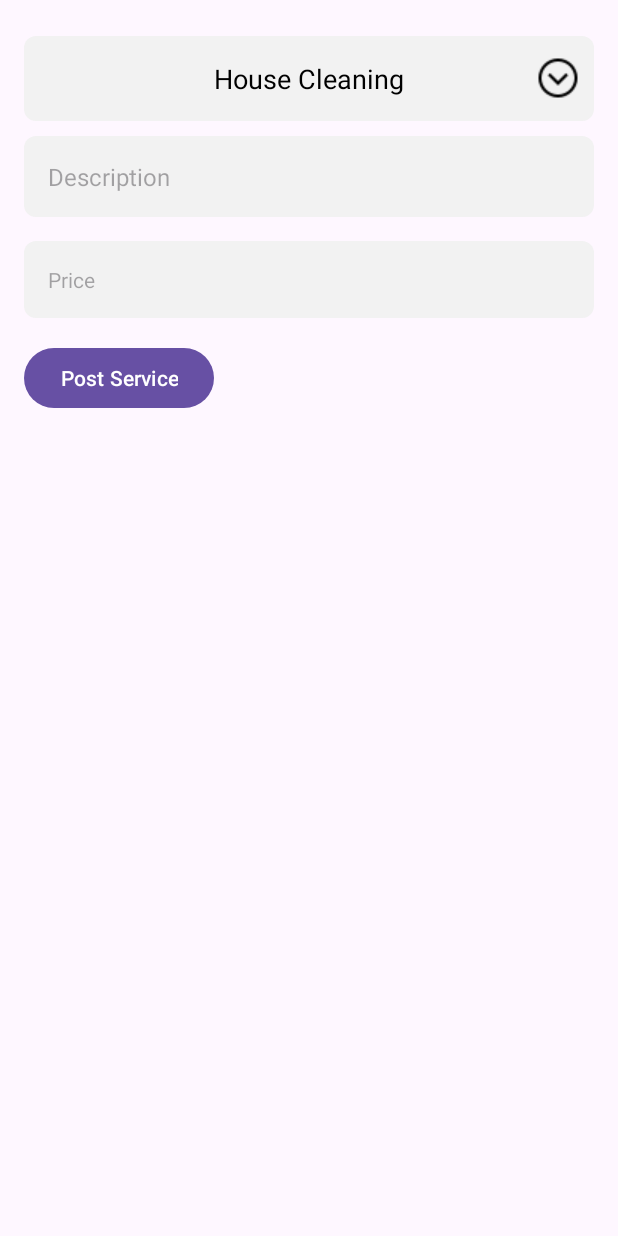
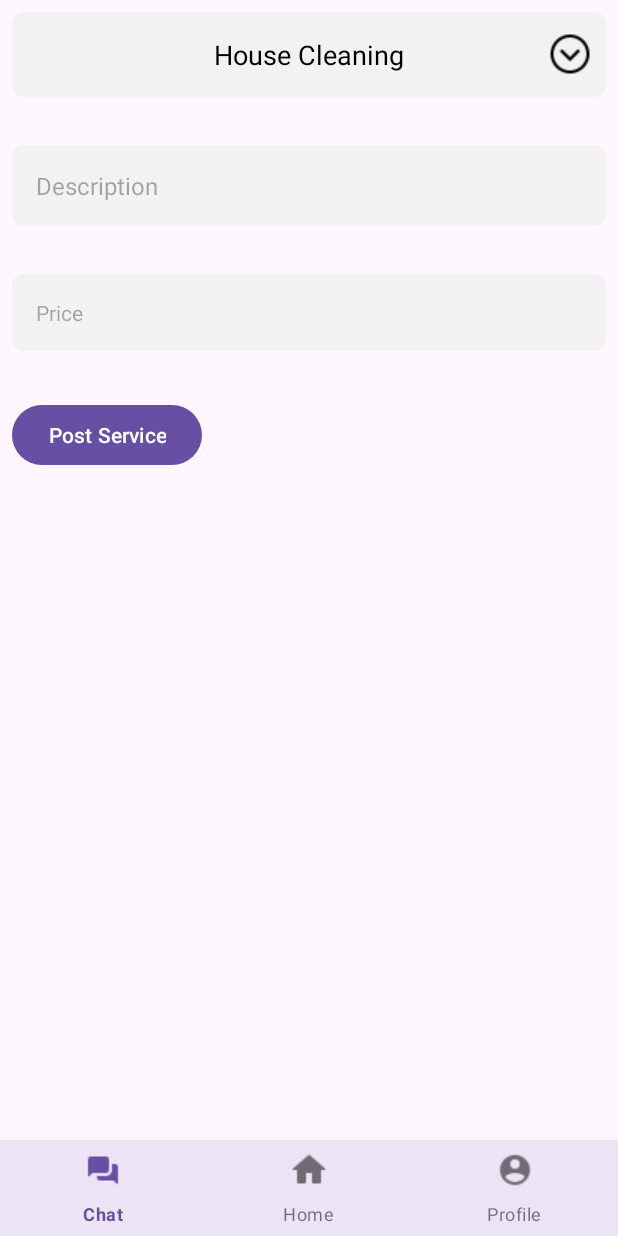
Before and after one commit to sulaiman-muhammad/RentAHelp, an Android app: the screen it shows after launch once a user with an empty profile is signed in (ServicePostingActivity before the commit, PostServiceActivity after it), after a tap on "POST", on a phone screen of 412 x 824 dp. Run offline under Robolectric (Android 15) with nearby library versions, the light colour scheme and no system bars; our stand-ins replace Firebase (no records; nobody signed in at launch, a user with empty details on screens opened directly).

Commit message:
Combined everyone's components, Added logic for user creation and Added navigation for all activities

```diff
--- a/app/src/main/AndroidManifest.xml
+++ b/app/src/main/AndroidManifest.xml
@@ -28,7 +28,6 @@
             android:exported="true">
             <intent-filter>
                 <action android:name="android.intent.action.MAIN" />
-
                 <category android:name="android.intent.category.LAUNCHER" />
             </intent-filter>
         </activity>
@@ -36,10 +35,7 @@
             android:name=".MainActivity"
             android:exported="false" />
         <activity
-            android:name=".ServiceBrowsingActivity"
-            android:exported="false" />
-        <activity
-            android:name=".ServicePostingActivity"
+            android:name=".PostServiceActivity"
             android:exported="false" />
     </application>
 
--- a/app/src/main/java/com/example/rentahelp/AccountActivity.java
+++ b/app/src/main/java/com/example/rentahelp/AccountActivity.java
@@ -9,8 +9,7 @@ import android.util.Log;
 import com.google.android.material.bottomnavigation.BottomNavigationView;
 
 public class AccountActivity extends AppCompatActivity {
-
-    static String TAG = AccountActivity.class.getSimpleName();
+    private static final String TAG = AccountActivity.class.getSimpleName();
 
     @Override
     protected void onCreate(Bundle savedInstanceState) {
--- a/app/src/main/java/com/example/rentahelp/LoginActivity.java
+++ b/app/src/main/java/com/example/rentahelp/LoginActivity.java
@@ -19,8 +19,7 @@ import com.google.firebase.auth.FirebaseAuth;
 import com.google.firebase.auth.FirebaseUser;
 
 public class LoginActivity extends AppCompatActivity {
-
-    static String TAG = LoginActivity.class.getSimpleName();
+    private static final String TAG = LoginActivity.class.getSimpleName();
     private FirebaseAuth firebaseAuth;
     private SharedPreferences sharedPreferences;
 
@@ -62,7 +61,6 @@ public class LoginActivity extends AppCompatActivity {
                             Log.i(TAG, "Login successful.");
                             Toast.makeText(this, "Login successful." , Toast.LENGTH_SHORT).show();
                             Intent intent = new Intent(this, MainActivity.class);
-                            intent.putExtra("bLoginActivityCheck", true);
                             startActivity(intent);
                             finish();
                         } else {
@@ -88,7 +86,6 @@ public class LoginActivity extends AppCompatActivity {
         FirebaseUser currentUser = firebaseAuth.getCurrentUser();
         if (currentUser != null) {
             Intent intent = new Intent(this, MainActivity.class);
-            intent.putExtra("bLoginActivityCheck", true);
             startActivity(intent);
             finish();
         }
--- a/app/src/main/java/com/example/rentahelp/MainActivity.java
+++ b/app/src/main/java/com/example/rentahelp/MainActivity.java
@@ -5,17 +5,15 @@ import android.os.Bundle;
 import android.util.Log;
 import android.widget.Toast;
 
+import androidx.appcompat.app.AlertDialog;
 import androidx.appcompat.app.AppCompatActivity;
 
 import com.google.android.material.appbar.MaterialToolbar;
 import com.google.android.material.bottomnavigation.BottomNavigationView;
 import com.google.firebase.auth.FirebaseAuth;
-import com.google.firebase.auth.FirebaseUser;
 
 public class MainActivity extends AppCompatActivity {
-
-    static String TAG = MainActivity.class.getSimpleName();
-    private FirebaseAuth firebaseAuth;
+    private static final String TAG = MainActivity.class.getSimpleName();
 
     @Override
     protected void onCreate(Bundle savedInstanceState) {
@@ -24,7 +22,6 @@ public class MainActivity extends AppCompatActivity {
 
         MaterialToolbar topToolbar = findViewById(R.id.topToolbar);
         BottomNavigationView bottomNavView = findViewById(R.id.bottomNavView);
-        firebaseAuth = FirebaseAuth.getInstance();
 
         topToolbar.setNavigationContentDescription("LeftAlign");
         topToolbar.setOnMenuItemClickListener(item -> {
@@ -36,12 +33,16 @@ public class MainActivity extends AppCompatActivity {
                 return true;
             } else if (itemId == R.id.postItem) {
                 Log.d(TAG, "Post Selected");
-                Intent intent = new Intent(this, ServicePostingActivity.class);
+                Intent intent = new Intent(this, PostServiceActivity.class);
                 startActivity(intent);
                 return true;
             } else if (itemId == R.id.aboutItem) {
                 Log.d(TAG, "About Selected");
-                Toast.makeText(this, "Version 1.0, by Sulaiman, Rishabh, Anusha, Nandhini and Gowtham.", Toast.LENGTH_SHORT).show();
+                AlertDialog.Builder aboutDialog = new AlertDialog.Builder(this);
+                aboutDialog.setTitle("Authors")
+                        .setMessage("Version 1.0, by Sulaiman, Rishabh, Anusha, Nandhini and Gowtham.")
+                        .setPositiveButton("OK", (aboutDialogInterface, id) -> {})
+                        .show();
                 return true;
             } else if (itemId == R.id.notificationsItem) {
                 Log.d(TAG, "Notifications Selected");
@@ -63,29 +64,15 @@ public class MainActivity extends AppCompatActivity {
             int itemId = item.getItemId();
             if (itemId == R.id.chatItem) {
                 Log.d(TAG, "Chat Selected");
-                return true;
             } else if (itemId == R.id.homeItem) {
                 Log.d(TAG, "Home Selected");
-                return true;
             } else if (itemId == R.id.profileItem) {
                 Log.d(TAG, "Profile Selected");
                 Intent intent = new Intent(this, AccountActivity.class);
                 startActivity(intent);
-                return true;
-            } else {
-                return true;
             }
+            return true;
         });
     }
 
-    @Override
-    protected void onStart() {
-        super.onStart();
-        if (getIntent().getBooleanExtra("bLoginActivityCheck", false)) {
-            FirebaseUser currentUser = firebaseAuth.getCurrentUser();
-            if (currentUser != null) {
-                Toast.makeText(this, "Logged in as " + currentUser.getEmail(), Toast.LENGTH_SHORT).show();
-            }
-        }
-    }
 }
--- a/app/src/main/java/com/example/rentahelp/ServicePostingActivity.java
+++ b/app/src/main/java/com/example/rentahelp/PostServiceActivity.java
@@ -11,13 +11,12 @@ import android.widget.Spinner;
 
 import androidx.appcompat.app.AppCompatActivity;
 
-import com.google.firebase.FirebaseApp;
 import com.google.firebase.database.DatabaseReference;
 import com.google.firebase.database.FirebaseDatabase;
 
-public class ServicePostingActivity extends AppCompatActivity {
+public class PostServiceActivity extends AppCompatActivity {
 
-    static String TAG = ServicePostingActivity.class.getName();
+    private static final String TAG = PostServiceActivity.class.getName();
     private String title;
 
     @Override
@@ -34,8 +33,6 @@ public class ServicePostingActivity extends AppCompatActivity {
                 R.layout.custom_spinner_item,
                 R.id.customSpinnerItemText,
                 getResources().getTextArray(R.array.title_options));
-        FirebaseApp.initializeApp(this);
-        FirebaseDatabase.getInstance().setPersistenceEnabled(true);
 
         titleSpinner.setAdapter(adapter);
         titleSpinner.setOnItemSelectedListener(new AdapterView.OnItemSelectedListener() {
--- a/app/src/main/java/com/example/rentahelp/ServiceAdapter.java
+++ b/app/src/main/java/com/example/rentahelp/ServiceAdapter.java
@@ -10,7 +10,7 @@ import androidx.recyclerview.widget.RecyclerView;
 import java.util.List;
 
 public class ServiceAdapter extends RecyclerView.Adapter<ServiceAdapter.ServiceViewHolder> {
-    private List<Service> serviceList;
+    private final List<Service> serviceList;
 
     public ServiceAdapter(List<Service> serviceList) {
         this.serviceList = serviceList;
@@ -36,8 +36,7 @@ public class ServiceAdapter extends RecyclerView.Adapter<ServiceAdapter.ServiceV
         return serviceList.size();
     }
 
-    // Inner ViewHolder class to hold references to the item views
-    public class ServiceViewHolder extends RecyclerView.ViewHolder {
+    public static class ServiceViewHolder extends RecyclerView.ViewHolder {
         public TextView titleTextView;
         public TextView descriptionTextView;
         public TextView priceTextView;
--- a/app/src/main/res/layout/activity_account.xml
+++ b/app/src/main/res/layout/activity_account.xml
@@ -113,17 +113,13 @@
         android:layout_width="match_parent"
         android:layout_height="0dp"
         android:layout_weight="1">
-        <!-- Add your content views here -->
     </FrameLayout>
 
     <com.google.android.material.bottomnavigation.BottomNavigationView
         android:id="@+id/bottomNavView"
         style="@style/Widget.MaterialComponents.BottomNavigationView"
         android:layout_width="match_parent"
-        android:layout_height="wrap_content"
+        android:layout_height="?attr/actionBarSize"
         app:menu="@menu/bottom_navigation_menu" />
 
-
 </LinearLayout>
-
-    <!--    android:background="@drawable/btn_style"-->
--- a/app/src/main/res/layout/activity_find_service.xml
+++ b/app/src/main/res/layout/activity_find_service.xml
@@ -59,7 +59,7 @@
     <androidx.recyclerview.widget.RecyclerView
         android:id="@+id/recyclerView"
         android:layout_width="match_parent"
-        android:layout_height="460dp"
+        android:layout_height="450dp"
         android:layout_marginStart="16dp"
         android:layout_marginEnd="16dp"
         android:layout_marginTop="8dp"/>
@@ -74,6 +74,7 @@
         android:id="@+id/bottomNavView"
         style="@style/Widget.MaterialComponents.BottomNavigationView"
         android:layout_width="match_parent"
-        android:layout_height="wrap_content"
+        android:layout_height="?attr/actionBarSize"
         app:menu="@menu/bottom_navigation_menu" />
+
 </LinearLayout>
--- a/app/src/main/res/layout/activity_service_posting.xml
+++ b/app/src/main/res/layout/activity_service_posting.xml
@@ -5,29 +5,33 @@
     android:layout_width="match_parent"
     android:layout_height="match_parent"
     android:orientation="vertical"
-    android:padding="16dp"
-    tools:context=".ServicePostingActivity">
+
+    tools:context=".PostServiceActivity">
 
     <Spinner
         android:id="@+id/titleSpinner"
         android:layout_width="match_parent"
         android:layout_height="wrap_content"
-        android:layout_marginTop="8dp"
-        android:layout_marginBottom="10dp"
-        android:spinnerMode="dropdown"
+        android:layout_margin="8dp"
         android:background="@drawable/custom_spinner_background"
+        android:dropDownWidth="match_parent"
         android:entries="@array/title_options"
-        android:dropDownWidth="match_parent"
+        android:layoutDirection="ltr"
+        android:minHeight="48dp"
         android:popupBackground="#FFFFFF"
         android:prompt="@string/choose_title"
-        android:layoutDirection="ltr"
-        android:layout_alignParentEnd="true" />
+        android:spinnerMode="dropdown" />
+
+    <Space
+        android:layout_width="match_parent"
+        android:layout_height="16dp" />
 
     <EditText
         android:id="@+id/editTextDescription"
         style="@style/Description_Style"
         android:layout_width="match_parent"
         android:layout_height="wrap_content"
+        android:layout_margin="8dp"
         android:hint="Description" />
 
     <Space
@@ -39,6 +43,7 @@
         style="@style/Price_Style"
         android:layout_width="match_parent"
         android:layout_height="wrap_content"
+        android:layout_margin="8dp"
         android:inputType="numberDecimal"
         android:hint="Price" />
 
@@ -50,6 +55,20 @@
         android:id="@+id/buttonPost1"
         android:layout_width="wrap_content"
         android:layout_height="wrap_content"
+        android:layout_margin="8dp"
         android:text="Post Service" />
 
+    <FrameLayout
+        android:layout_width="match_parent"
+        android:layout_height="0dp"
+        android:layout_weight="1">
+    </FrameLayout>
+
+    <com.google.android.material.bottomnavigation.BottomNavigationView
+        android:id="@+id/bottomNavView"
+        style="@style/Widget.MaterialComponents.BottomNavigationView"
+        android:layout_width="match_parent"
+        android:layout_height="?attr/actionBarSize"
+        app:menu="@menu/bottom_navigation_menu" />
+
 </LinearLayout>
```
Also changed, not shown: app/src/main/java/com/example/rentahelp/FindServiceActivity.java (+3 -7 lines), app/src/main/java/com/example/rentahelp/RegisterActivity.java (+9 -7 lines), app/src/main/java/com/example/rentahelp/ServiceBrowsingActivity.java (deleted, +0 -55 lines), app/src/main/res/layout/activity_main.xml (+17 -11 lines), app/src/main/res/layout/activity_service_browsing.xml (deleted, +0 -16 lines), app/src/main/res/layout/item_service.xml (+2 -5 lines), app/src/main/res/menu/bottom_navigation_menu.xml (+1 -6 lines).
